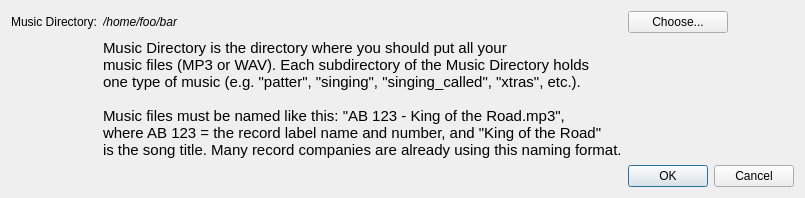
Qt form SquareDesk-DEV/test123/preferencesdialog.ui (mpogue2/SquareDesk) before a commit.
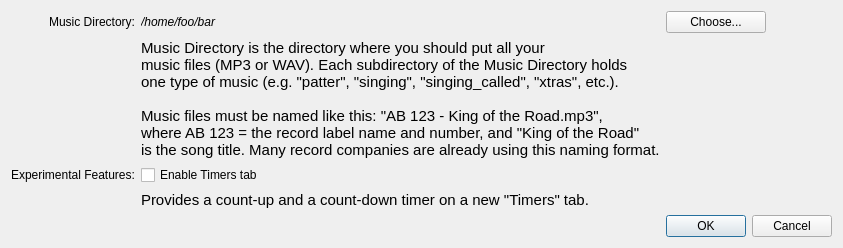
The same form after that commit.

Commit message:
Added "Experimental Timers Tab" preference
And, fixed a couple of minor bugs around using auto-slot/signal wiring and initialization of songLoaded flag.

```diff
--- a/SquareDesk-DEV/test123/preferencesdialog.ui
+++ b/SquareDesk-DEV/test123/preferencesdialog.ui
@@ -6,8 +6,8 @@
    <rect>
     <x>0</x>
     <y>0</y>
-    <width>718</width>
-    <height>192</height>
+    <width>756</width>
+    <height>244</height>
    </rect>
   </property>
   <property name="windowTitle">
@@ -27,7 +27,7 @@
      </property>
     </widget>
    </item>
-   <item row="6" column="3">
+   <item row="5" column="3">
     <widget class="QDialogButtonBox" name="buttonBox">
      <property name="maximumSize">
       <size>
@@ -43,16 +43,6 @@
      </property>
     </widget>
    </item>
-   <item row="0" column="0">
-    <widget class="QLabel" name="musicPathLabel">
-     <property name="text">
-      <string>Music Directory:</string>
-     </property>
-     <property name="alignment">
-      <set>Qt::AlignRight|Qt::AlignTrailing|Qt::AlignVCenter</set>
-     </property>
-    </widget>
-   </item>
    <item row="0" column="1">
     <widget class="QLabel" name="musicPath">
      <property name="font">
@@ -67,7 +57,38 @@
      </property>
     </widget>
    </item>
-   <item row="2" column="1" colspan="2">
+   <item row="0" column="0">
+    <widget class="QLabel" name="musicPathLabel">
+     <property name="text">
+      <string>Music Directory:</string>
+     </property>
+     <property name="alignment">
+      <set>Qt::AlignRight|Qt::AlignTrailing|Qt::AlignVCenter</set>
+     </property>
+    </widget>
+   </item>
+   <item row="3" column="1">
+    <widget class="QCheckBox" name="EnableTimersTabCheckbox">
+     <property name="text">
+      <string>Enable Timers tab</string>
+     </property>
+    </widget>
+   </item>
+   <item row="3" column="0">
+    <widget class="QLabel" name="ExpFeaturesLabel">
+     <property name="text">
+      <string>Experimental Features:</string>
+     </property>
+    </widget>
+   </item>
+   <item row="4" column="1">
+    <widget class="QLabel" name="label_2">
+     <property name="text">
+      <string>&lt;html&gt;&lt;head/&gt;&lt;body&gt;&lt;p&gt;&lt;span style=&quot; font-size:11pt;&quot;&gt;Provides a count-up and a count-down timer on a new &amp;quot;Timers&amp;quot; tab.&lt;/span&gt;&lt;/p&gt;&lt;/body&gt;&lt;/html&gt;</string>
+     </property>
+    </widget>
+   </item>
+   <item row="1" column="1" rowspan="2" colspan="2">
     <widget class="QLabel" name="label">
      <property name="text">
       <string>&lt;html&gt;&lt;head/&gt;&lt;body&gt;&lt;p&gt;&lt;span style=&quot; font-size:11pt;&quot;&gt;Music Directory is the directory where you should put all your &lt;br/&gt;music files (MP3 or WAV). Each subdirectory of the Music Directory holds &lt;br/&gt;one type of music (e.g. &amp;quot;patter&amp;quot;, &amp;quot;singing&amp;quot;, &amp;quot;singing_called&amp;quot;, &amp;quot;xtras&amp;quot;, etc.). &lt;br/&gt;&lt;br/&gt;Music files must be named like this: &amp;quot;AB 123 - King of the Road.mp3&amp;quot;, &lt;br/&gt;where AB 123 = the record label name and number, and &amp;quot;King of the Road&amp;quot;&lt;br/&gt;is the song title. Many record companies are already using this naming format.&lt;/span&gt;&lt;/p&gt;&lt;/body&gt;&lt;/html&gt;</string>
```
The commit also changes 5 other files.
